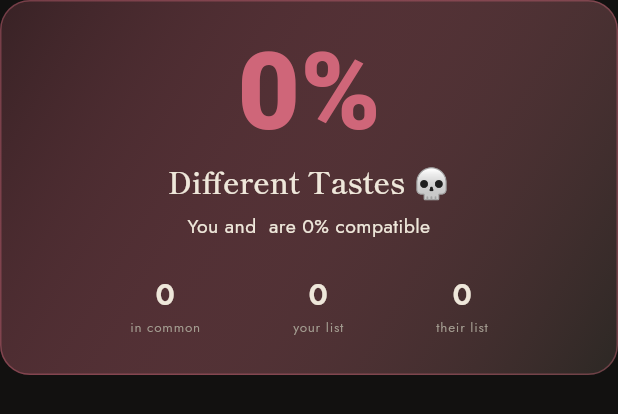
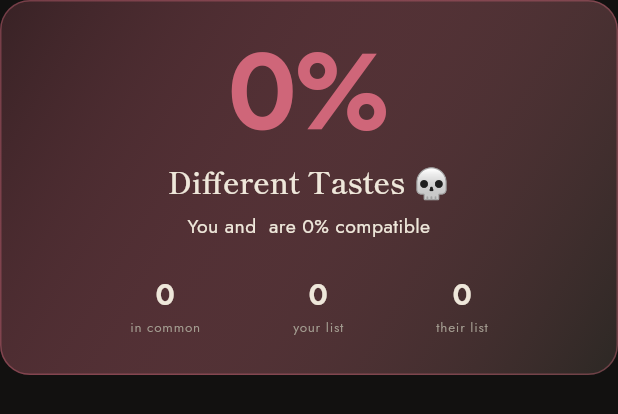
Before and after one commit to shahidteewno007-hub/hanj, a Flutter app: the _SoulmatchResultCard widget shown alone on an empty page, opened directly with empty values, on a phone screen of 412 x 824 dp. Shown: the top 414 px of the screen. Run offline on Flutter 3.47's test engine with Material 3 defaults, Android fonts, the phone set to English and light mode, and no system bars; our stand-ins replace cached_network_image, cloud_firestore, cloud_functions, connectivity_plus, firebase_analytics, firebase_auth and 10 more; missing offline and left inert: dart:html, dart:ui_web, gal, google_sign_in_web; accounts and stored records are empty; network calls fail.

Commit message:
Soulmatch: the score's 'SpaceGrotesk' literal becomes AppTheme.mono() (Q136)
The 72 px compatibility figure named a font family that nothing registers,
so it fell back to the platform default at w900. It now sets in Jost
tabular 600, Hanko's numerals. The card is drawn only by the pre-Hanko
screen (_preHanko = false), so nothing a user sees changes today.

Co-Authored-By: Claude Opus 5.5 <noreply@anthropic.com>

```diff
--- a/lib/features/social/soulmatch_screen.dart
+++ b/lib/features/social/soulmatch_screen.dart
@@ -572,15 +572,19 @@ class _SoulmatchResultCard extends StatelessWidget {
           ),
           child: Column(
             children: [
+              // Hanko's numerals (question 136): Jost tabular at its
+              // heaviest shipped weight, through AppTheme.mono(), in place
+              // of a 'SpaceGrotesk' family literal that no font was ever
+              // registered under. This card is drawn only by the pre-Hanko
+              // screen (_preHanko).
               Text(
                 '${result.compatibility}%',
-                style: TextStyle(
+                style: AppTheme.mono(
+                  fontSize: 72,
+                  weight: FontWeight.w600,
                   color: _scoreColor,
-                  fontSize: 72,
-                  fontWeight: FontWeight.w900,
-                  height: 1,
-                  fontFamily: 'SpaceGrotesk',
-                ),
+                  letterSpacing: 0,
+                ).copyWith(height: 1),
               ),
               const SizedBox(height: 8),
               Text(_scoreLabel,
```
